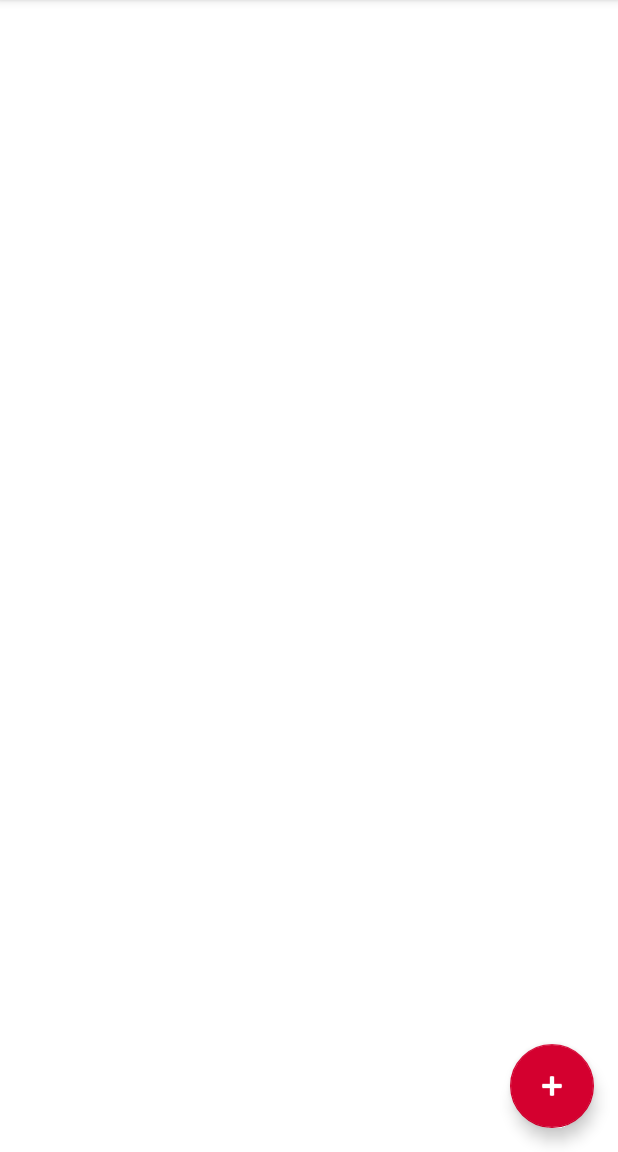
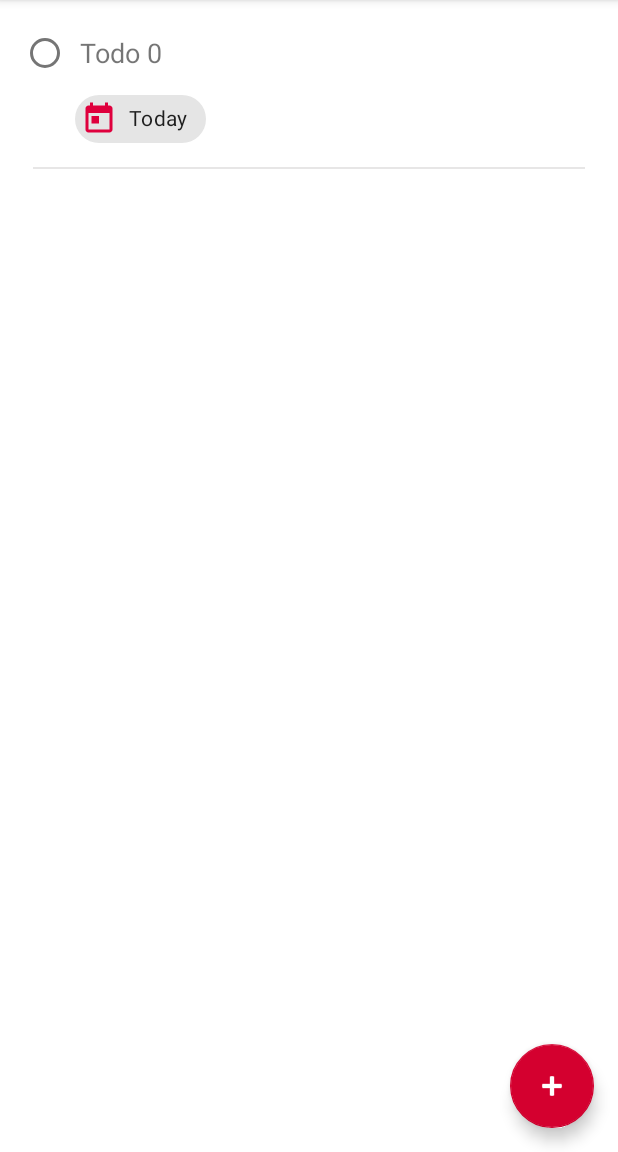
Before and after one commit to DaviRamosUC/basics2Android, an Android app: the screen it shows after launch (MainActivity), after a tap on an icon or button, on a phone screen of 412 x 824 dp, the part 84-1236 px from its top. Run offline under Robolectric (Android 15) with nearby library versions, the phone set to English and light mode, and no system bars; our stand-ins replace Room's generated code.

Commit message:
Settup RecyclerView & Show tasks on mainAC

```diff
--- a/Todoister/app/src/main/java/com/bawp/todoister/MainActivity.java
+++ b/Todoister/app/src/main/java/com/bawp/todoister/MainActivity.java
@@ -1,19 +1,19 @@
 package com.bawp.todoister;
 
 import android.os.Bundle;
-import android.util.Log;
 import android.view.Menu;
 import android.view.MenuItem;
 
 import androidx.appcompat.app.AppCompatActivity;
 import androidx.appcompat.widget.Toolbar;
-import androidx.lifecycle.Observer;
 import androidx.lifecycle.ViewModelProvider;
+import androidx.recyclerview.widget.LinearLayoutManager;
+import androidx.recyclerview.widget.RecyclerView;
 
+import com.bawp.todoister.adapter.ReciclerViewAdapter;
 import com.bawp.todoister.model.Task;
 import com.bawp.todoister.model.TaskViewModel;
 import com.bawp.todoister.model.enums.Priority;
-import com.bawp.todoister.util.TaskRoomDatabase;
 import com.google.android.material.floatingactionbutton.FloatingActionButton;
 
 import java.util.Calendar;
@@ -22,6 +22,9 @@ public class MainActivity extends AppCompatActivity {
 
     private static final String TAG = "item";
     private TaskViewModel taskViewModel;
+    private RecyclerView recyclerView;
+    private ReciclerViewAdapter reciclerViewAdapter;
+    private int counter = 0;
 
     @Override
     protected void onCreate(Bundle savedInstanceState) {
@@ -31,19 +34,22 @@ public class MainActivity extends AppCompatActivity {
         setSupportActionBar(toolbar);
 
         FloatingActionButton fab = findViewById(R.id.fab);
+        recyclerView = findViewById(R.id.recycler_view);
+        recyclerView.setHasFixedSize(true);
+        recyclerView.setLayoutManager(new LinearLayoutManager(this));
+
 
         taskViewModel = new ViewModelProvider.AndroidViewModelFactory(
                 MainActivity.this.getApplication())
                 .create(TaskViewModel.class);
 
         taskViewModel.getAllTasks().observe(MainActivity.this, tasks -> {
-            for (Task task: tasks){
-                Log.d(TAG, "onCreate: "+task.toString());
-            }
+            reciclerViewAdapter = new ReciclerViewAdapter(tasks);
+            recyclerView.setAdapter(reciclerViewAdapter);
         });
 
         fab.setOnClickListener(view -> {
-            Task task = new Task("Todo", Priority.HIGH, Calendar.getInstance().getTime(),
+            Task task = new Task("Todo " + counter++, Priority.MEDIUM, Calendar.getInstance().getTime(),
                     Calendar.getInstance().getTime(), false);
 
             // Adding the Task
--- /dev/null
+++ b/Todoister/app/src/main/java/com/bawp/todoister/adapter/ReciclerViewAdapter.java
@@ -0,0 +1,58 @@
+package com.bawp.todoister.adapter;
+
+import android.view.LayoutInflater;
+import android.view.View;
+import android.view.ViewGroup;
+
+import androidx.annotation.NonNull;
+import androidx.appcompat.widget.AppCompatRadioButton;
+import androidx.appcompat.widget.AppCompatTextView;
+import androidx.recyclerview.widget.RecyclerView;
+
+import com.bawp.todoister.R;
+import com.bawp.todoister.model.Task;
+import com.google.android.material.chip.Chip;
+
+import java.util.List;
+
+public class ReciclerViewAdapter extends RecyclerView.Adapter<ReciclerViewAdapter.ViewHolder> {
+    private final List<Task> taskList;
+
+    public ReciclerViewAdapter(List<Task> taskList) {
+        this.taskList = taskList;
+    }
+
+    @NonNull
+    @Override
+    public ViewHolder onCreateViewHolder(@NonNull ViewGroup parent, int viewType) {
+        View view = LayoutInflater.from(parent.getContext())
+                .inflate(R.layout.todo_row, parent, false);
+        return new ViewHolder(view);
+    }
+
+    @Override
+    public void onBindViewHolder(@NonNull ViewHolder holder, int position) {
+        Task task = taskList.get(position);
+
+        holder.task.setText(task.getTask());
+    }
+
+    @Override
+    public int getItemCount() {
+        return taskList.size();
+    }
+
+    public class ViewHolder extends RecyclerView.ViewHolder {
+        public AppCompatRadioButton radioButton;
+        public AppCompatTextView task;
+        public Chip todayChip;
+
+        public ViewHolder(@NonNull View itemView) {
+            super(itemView);
+
+            radioButton = itemView.findViewById(R.id.todo_radio_button);
+            task = itemView.findViewById(R.id.todo_row_todo);
+            todayChip = itemView.findViewById(R.id.todo_row_chip);
+        }
+    }
+}
--- a/Todoister/app/src/main/res/layout/todo_row.xml
+++ b/Todoister/app/src/main/res/layout/todo_row.xml
@@ -14,13 +14,14 @@
         android:layout_marginStart="8dp"
         android:padding="@dimen/dimen_0"
         app:layout_constraintStart_toStartOf="parent"
-        app:layout_constraintTop_toTopOf="parent" />
+        app:layout_constraintTop_toTopOf="parent"
+        tools:ignore="TouchTargetSizeCheck" />
 
     <TextView
         android:id="@+id/todo_row_todo"
         android:layout_width="0dp"
         android:layout_height="wrap_content"
-        android:text="TextView"
+        android:text="@string/template_text"
         android:textSize="18sp"
         app:layout_constraintBottom_toBottomOf="@+id/todo_row_chip"
         app:layout_constraintEnd_toEndOf="parent"
@@ -37,7 +38,8 @@
         android:text="@string/today"
         app:chipIcon="@drawable/ic_baseline_today_24"
         app:layout_constraintStart_toStartOf="parent"
-        app:layout_constraintTop_toBottomOf="@+id/todo_radio_button" />
+        app:layout_constraintTop_toBottomOf="@+id/todo_radio_button"
+        tools:ignore="TextContrastCheck" />
 
     <LinearLayout
         android:layout_width="match_parent"
--- a/Todoister/app/src/main/res/values/strings.xml
+++ b/Todoister/app/src/main/res/values/strings.xml
@@ -28,4 +28,5 @@
     <string name="about_text">Todoist Clone App - by BAWP - version 0.1</string>
     <string name="add_todos">Add a Todo...</string>
     <string name="save_button">save button</string>
+    <string name="template_text">Some text here</string>
 </resources>
```
